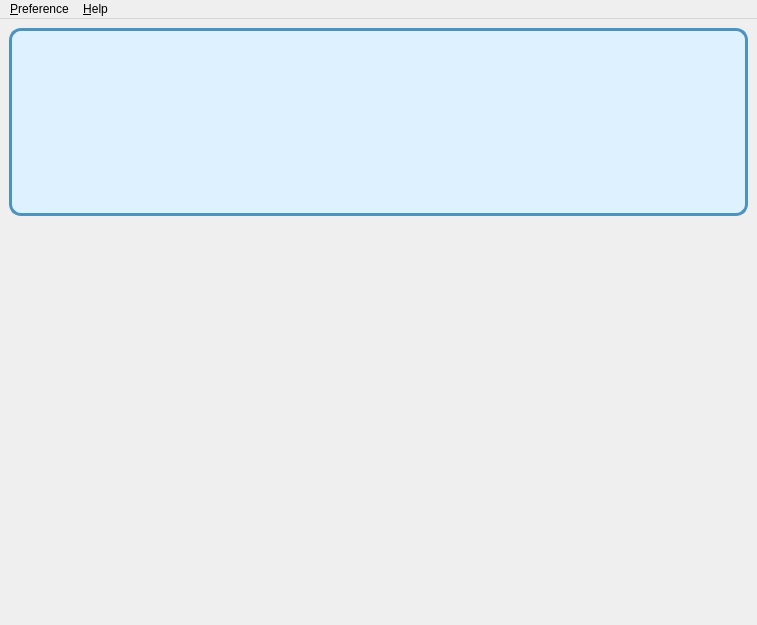
The window that src/mainwindow.ui (shine5402/KiraOtoToolbox) describes before a commit, drawn with Qt 5.
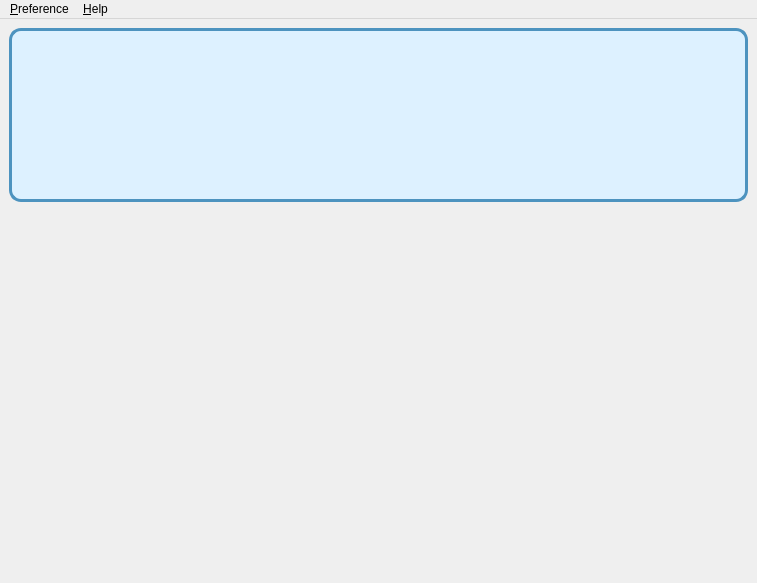
The same window after the commit. Icons and pictures are not drawn.

The edit to the form file:
```diff
--- a/src/mainwindow.ui
+++ b/src/mainwindow.ui
@@ -7,11 +7,11 @@
     <x>0</x>
     <y>0</y>
     <width>757</width>
-    <height>625</height>
+    <height>583</height>
    </rect>
   </property>
   <widget class="QWidget" name="centralwidget">
-   <layout class="QVBoxLayout" name="verticalLayout">
+   <layout class="QVBoxLayout" name="verticalLayout" stretch="0">
     <property name="leftMargin">
      <number>0</number>
     </property>
@@ -38,10 +38,10 @@
          <x>0</x>
          <y>0</y>
          <width>757</width>
-         <height>601</height>
+         <height>559</height>
         </rect>
        </property>
-       <layout class="QVBoxLayout" name="verticalLayout_2" stretch="0,0,1,0">
+       <layout class="QVBoxLayout" name="verticalLayout_2">
         <item>
          <widget class="QFrame" name="argInfoBlock">
           <property name="styleSheet">
@@ -139,7 +139,7 @@
           </property>
           <property name="sizeHint" stdset="0">
            <size>
-            <width>0</width>
+            <width>20</width>
             <height>0</height>
            </size>
           </property>
@@ -155,7 +155,7 @@
           </property>
           <property name="sizeHint" stdset="0">
            <size>
-            <width>0</width>
+            <width>20</width>
             <height>0</height>
            </size>
           </property>
```
